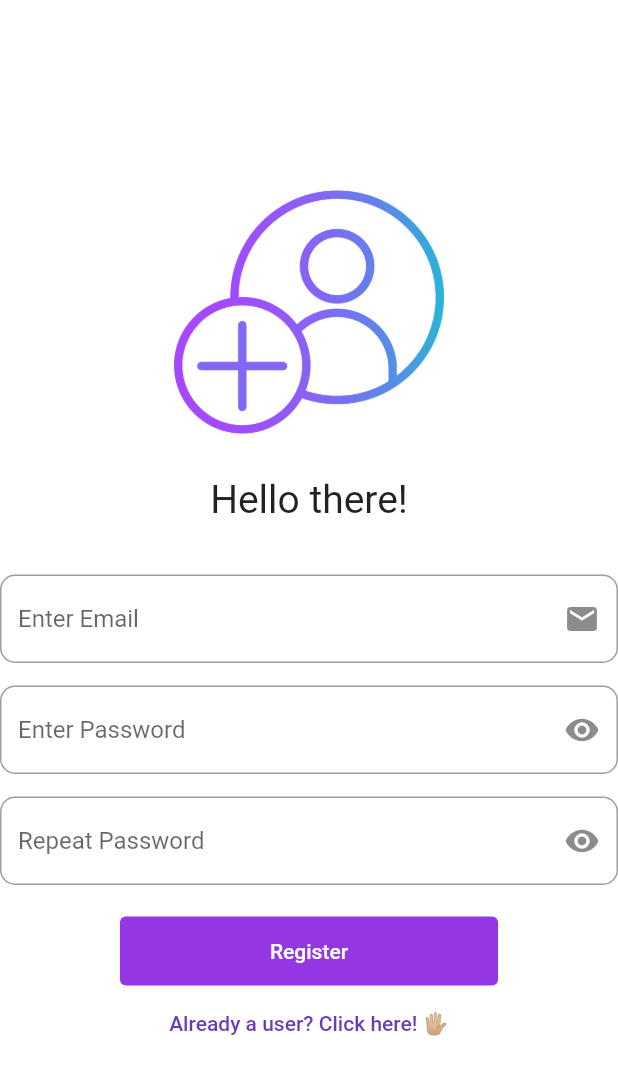
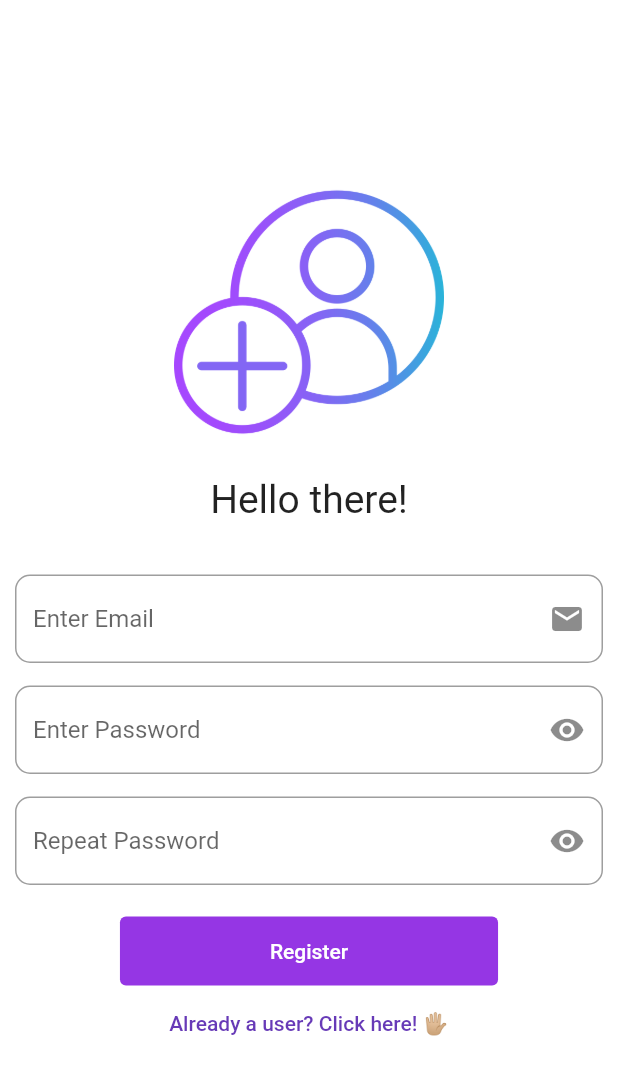
Before and after one commit to MohamedAlkindi/Notetaking-android-app, a Flutter app: the screen it shows after launch, after a tap on "Not registered? Click here! 🖐🏼", on a phone screen of 412 x 824 dp. Shown: the top 1075 px of the screen. Run offline on Flutter 3.47's test engine with Material 2 defaults, Android fonts, the phone set to English and light mode, and no system bars; our stand-ins replace bloc, cloud_firestore, firebase_auth, firebase_core, flutter_bloc; accounts and stored records are empty; network calls fail; Roboto replaces fonts that are missing (Georgia).

Commit message:
Few changes in the design

```diff
--- a/lib/View/login_view.dart
+++ b/lib/View/login_view.dart
@@ -69,7 +69,7 @@ class _LoginViewState extends State<LoginView> {
               // Email textfield.
               Container(
                 width: 450,
-                margin: const EdgeInsets.fromLTRB(0, 25, 0, 15),
+                margin: const EdgeInsets.fromLTRB(10, 25, 10, 15),
                 child: TextField(
                   keyboardType: TextInputType.emailAddress,
                   enableSuggestions: false,
@@ -95,7 +95,8 @@ class _LoginViewState extends State<LoginView> {
 
               // 'SizedBox' is more suitable if u won't use properties of 'Container'. Otherwise use 'Container' as it has more properties to work with.
               // Password textfield.
-              SizedBox(
+              Container(
+                margin: const EdgeInsets.fromLTRB(10, 0, 10, 0),
                 width: 450,
                 child: TextField(
                   obscureText: _isObsecure,
--- a/lib/View/register_view.dart
+++ b/lib/View/register_view.dart
@@ -67,7 +67,7 @@ class _RegisterViewState extends State<RegisterView> {
               ),
               Container(
                 width: 450,
-                margin: const EdgeInsets.fromLTRB(0, 25, 0, 15),
+                margin: const EdgeInsets.fromLTRB(10, 25, 10, 15),
 
                 // Email textfield.
                 child: TextField(
@@ -98,7 +98,7 @@ class _RegisterViewState extends State<RegisterView> {
               // Password textField.
               Container(
                 width: 450,
-                margin: const EdgeInsets.fromLTRB(0, 0, 0, 15),
+                margin: const EdgeInsets.fromLTRB(10, 0, 10, 15),
                 // Password textbox.
                 child: TextField(
                   obscureText: _isObsecure,
@@ -130,7 +130,8 @@ class _RegisterViewState extends State<RegisterView> {
               ),
 
               // Repeat pass textField.
-              SizedBox(
+              Container(
+                margin: const EdgeInsets.fromLTRB(10, 0, 10, 0),
                 width: 450,
                 child: TextField(
                   obscureText: _isObsecure,
```
